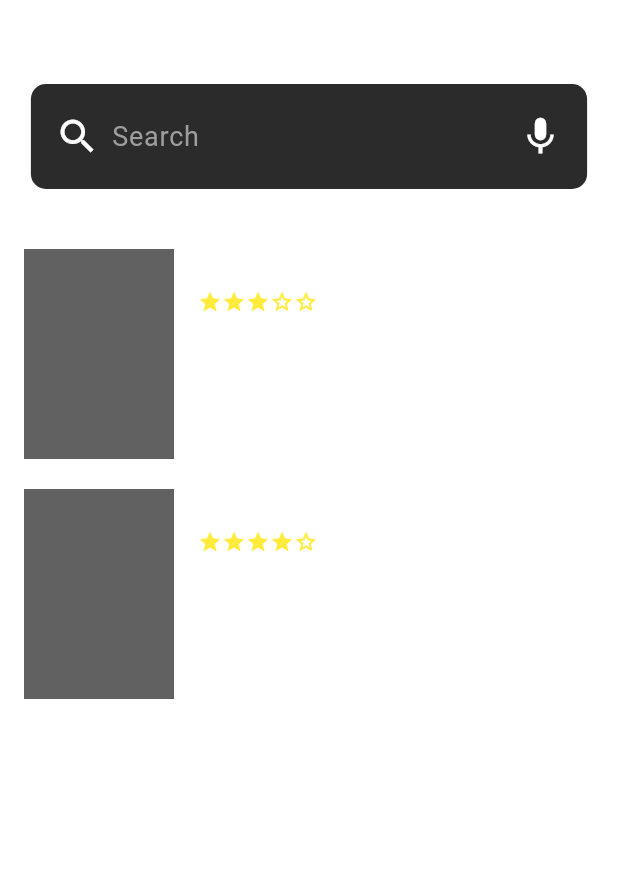
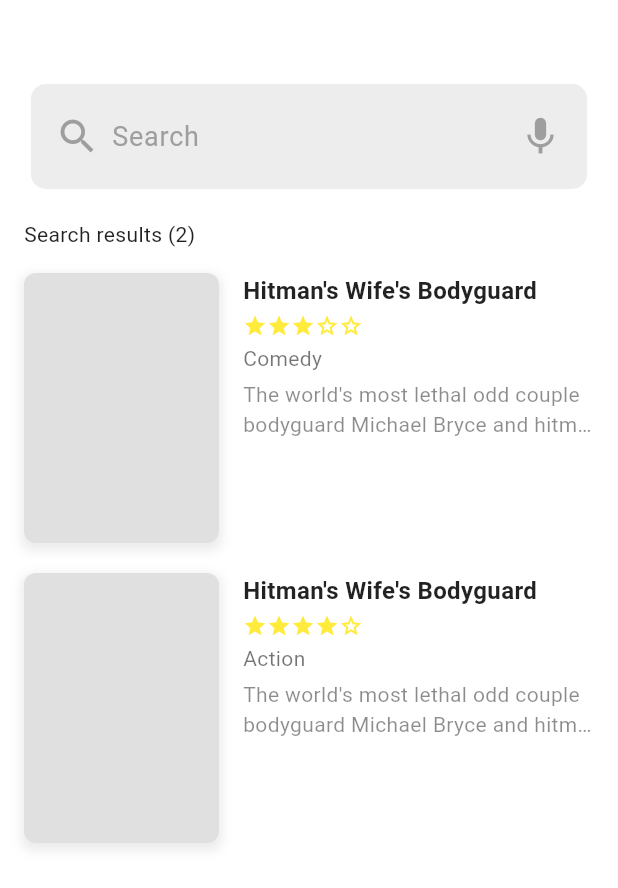
Before and after one commit to Wahabi86/Project_MultiPlatform, a Flutter app: the SearchPage screen opened directly, on a phone screen of 412 x 824 dp. Shown: the top 888 px of the screen. Run offline on Flutter 3.47's test engine with Material 3 defaults, Android fonts, the phone set to English and light mode, and no system bars; our stand-ins replace carousel_slider, curved_navigation_bar, flutter_svg, image_picker.

Commit message:
update ui search

```diff
--- a/lib/ui/search_page.dart
+++ b/lib/ui/search_page.dart
@@ -1,5 +1,5 @@
 import "package:flutter/material.dart";
-import "package:project_uts/widgets/search_bar.dart";
+import '../widgets/search_bar.dart';
 
 class SearchPage extends StatelessWidget {
   final List<Map<String, dynamic>> searchResults = [
@@ -23,6 +23,7 @@ class SearchPage extends StatelessWidget {
   @override
   Widget build(BuildContext context) {
     return Scaffold(
+      backgroundColor: Colors.white,
       body: Padding(
         padding: const EdgeInsets.all(16),
         child: Column(
@@ -34,9 +35,10 @@ class SearchPage extends StatelessWidget {
               alignment: Alignment.centerLeft,
               child: Text(
                 "Search results (${searchResults.length})",
-                style: TextStyle(color: Colors.white70),
+                style: const TextStyle(color: Colors.black87),
               ),
             ),
+            const SizedBox(height: 16),
             Expanded(
                 child: ListView.builder(
               itemCount: searchResults.length,
@@ -48,9 +50,20 @@ class SearchPage extends StatelessWidget {
                       crossAxisAlignment: CrossAxisAlignment.start,
                       children: [
                         Container(
-                          width: 100,
-                          height: 140,
-                          color: Colors.grey[700],
+                          width: 130,
+                          height: 180,
+                          decoration: BoxDecoration(
+                              color: Colors.grey.shade300,
+                              borderRadius: BorderRadius.circular(8),
+                              border: Border.all(color: Colors.grey.shade300),
+                              boxShadow: [
+                                BoxShadow(
+                                  color: Colors.grey.withOpacity(0.2),
+                                  spreadRadius: 2,
+                                  blurRadius: 5,
+                                  offset: const Offset(0, 3),
+                                )
+                              ]),
                         ),
                         SizedBox(width: 16),
                         Expanded(
@@ -59,8 +72,8 @@ class SearchPage extends StatelessWidget {
                           children: [
                             Text(
                               movie["title"],
-                              style: TextStyle(
-                                color: Colors.white,
+                              style: const TextStyle(
+                                color: Colors.black87,
                                 fontWeight: FontWeight.bold,
                                 fontSize: 16,
                               ),
@@ -82,14 +95,14 @@ class SearchPage extends StatelessWidget {
                             ),
                             Text(
                               movie["genres"],
-                              style: TextStyle(color: Colors.white70),
+                              style: const TextStyle(color: Colors.black54),
                             ),
                             SizedBox(
                               height: 4,
                             ),
                             Text(
                               movie["description"],
-                              style: TextStyle(color: Colors.white54),
+                              style: const TextStyle(color: Colors.black45),
                               maxLines: 2,
                               overflow: TextOverflow.ellipsis,
                             )
--- a/lib/widgets/search_bar.dart
+++ b/lib/widgets/search_bar.dart
@@ -17,7 +17,7 @@ class SearchWidget extends StatelessWidget {
             width: MediaQuery.of(context).size.width * .9,
             height: 70,
             decoration: BoxDecoration(
-                color: Color(0xFF2B2B2B),
+                color: const Color.fromARGB(255, 238, 237, 237),
                 borderRadius: BorderRadius.circular(10)),
             child: Row(
               crossAxisAlignment: CrossAxisAlignment.center,
@@ -25,14 +25,14 @@ class SearchWidget extends StatelessWidget {
               children: [
                 Icon(
                   Icons.search,
-                  color: Colors.white,
+                  color: Colors.grey,
                   size: 30,
                 ),
                 SizedBox(width: 8),
                 Expanded(
                   child: TextField(
-                    cursorColor: Colors.white,
-                    style: TextStyle(color: Colors.white),
+                    cursorColor: Colors.grey,
+                    style: TextStyle(color: Colors.black),
                     decoration: InputDecoration(
                       hintText: "Search",
                       hintStyle: TextStyle(fontSize: 18, color: Colors.grey),
@@ -43,7 +43,7 @@ class SearchWidget extends StatelessWidget {
                 ),
                 Icon(
                   Icons.mic,
-                  color: Colors.white,
+                  color: Colors.grey,
                   size: 30,
                 ),
               ],
```
